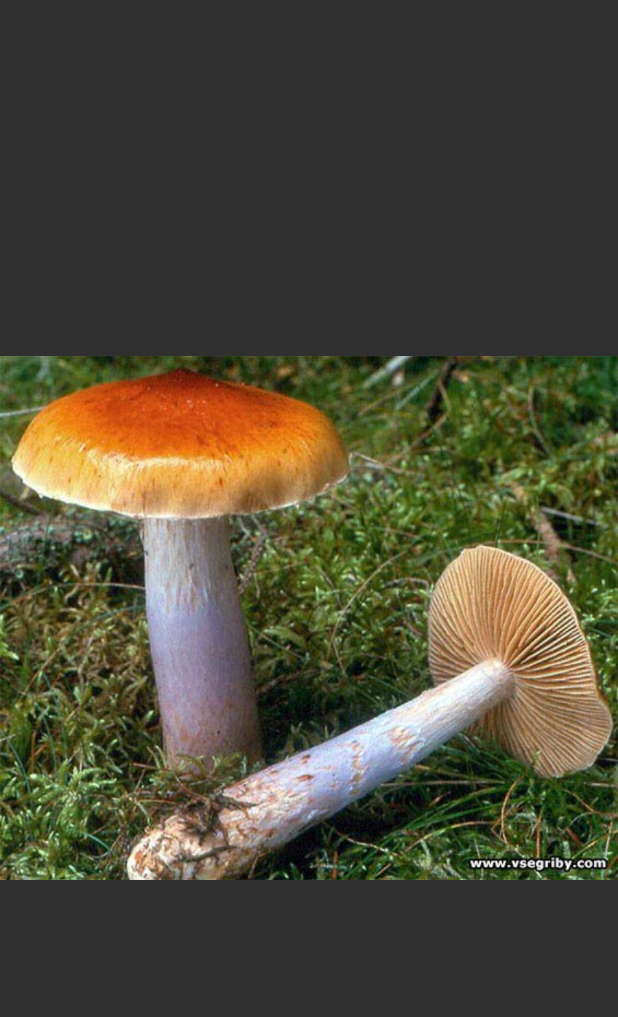
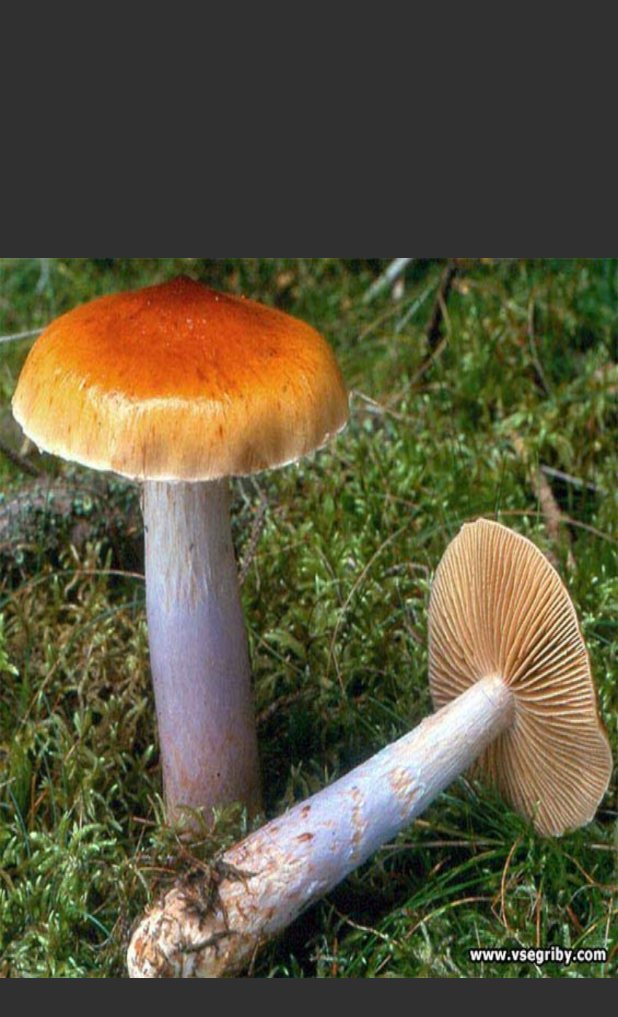
Before and after one commit to oss-fruct-org/mushrooms, an Android app: the layout catalog_list_item.xml on its own in the app's theme, with its tools: preview values and no code run, on a phone screen of 412 x 824 dp. Shown: the top 1017 px of the screen. Run offline under Robolectric (Android 15) with nearby library versions, the phone set to English and light mode, and no system bars.

Commit message:
Scale mushroom image to fill ImageView

```diff
--- a/mushrooms-android/client/mushrooms/app/src/main/res/layout/catalog_list_item.xml
+++ b/mushrooms-android/client/mushrooms/app/src/main/res/layout/catalog_list_item.xml
@@ -10,7 +10,9 @@
         android:layout_width="wrap_content"
         android:layout_height="wrap_content"
         android:src="@drawable/mush"
-        android:contentDescription="@string/listviewphoto" />
+        android:contentDescription="@string/listviewphoto"
+        android:scaleType="fitXY"
+        />
 
     <TextView
         android:id="@+id/catalogLabel"
```
